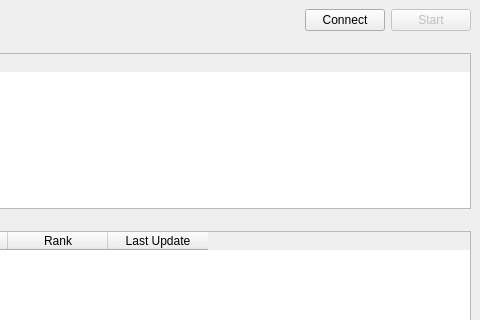
The window that UI/MainWindow.ui (colaisr/algotrader) describes before a commit, drawn with Qt 5; both pictures show x 802 to 1282 and y 0 to 320 of the 1282 by 772 pixel window.
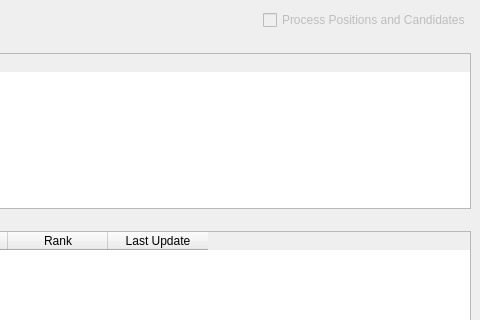
The same window after the commit.

Commit message: process- to the checkbox

Patch:
```diff
--- a/UI/MainWindow.ui
+++ b/UI/MainWindow.ui
@@ -85,19 +85,12 @@
          </spacer>
         </item>
         <item>
-         <widget class="QPushButton" name="btnConnect">
-          <property name="text">
-           <string>Connect</string>
-          </property>
-         </widget>
-        </item>
-        <item>
-         <widget class="QPushButton" name="btnStart">
+         <widget class="QCheckBox" name="chbxProcess">
           <property name="enabled">
            <bool>false</bool>
           </property>
           <property name="text">
-           <string>Start</string>
+           <string>Process Positions and Candidates</string>
           </property>
          </widget>
         </item>
```
The commit also changes 1 other file.
